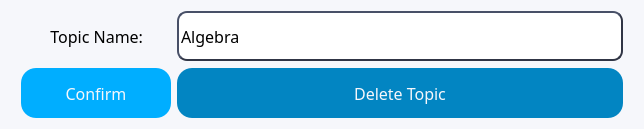
The window that gui/modifyTopic.ui (AlexShem247/note-and-flashcard-maker) describes before a commit, drawn with Qt 5.
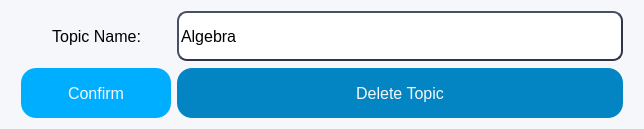
The same window after the commit.

Commit message: Changed Font to MS Shell

```diff
--- a/gui/modifyTopic.ui
+++ b/gui/modifyTopic.ui
@@ -50,7 +50,7 @@
        </property>
        <property name="font">
         <font>
-         <family>Neue Haas Grotesk Text Pro</family>
+         <family>MS Shell Dlg 2</family>
          <pointsize>12</pointsize>
         </font>
        </property>
@@ -95,7 +95,7 @@
        </property>
        <property name="font">
         <font>
-         <family>Neue Haas Grotesk Text Pro</family>
+         <family>MS Shell Dlg 2</family>
          <pointsize>12</pointsize>
         </font>
        </property>
@@ -137,7 +137,7 @@
        </property>
        <property name="font">
         <font>
-         <family>Neue Haas Grotesk Text Pro</family>
+         <family>MS Shell Dlg 2</family>
          <pointsize>12</pointsize>
         </font>
        </property>
@@ -163,7 +163,7 @@
        </property>
        <property name="font">
         <font>
-         <family>Neue Haas Grotesk Text Pro</family>
+         <family>MS Shell Dlg 2</family>
          <pointsize>12</pointsize>
         </font>
        </property>
```
The commit also changes 27 other files.
